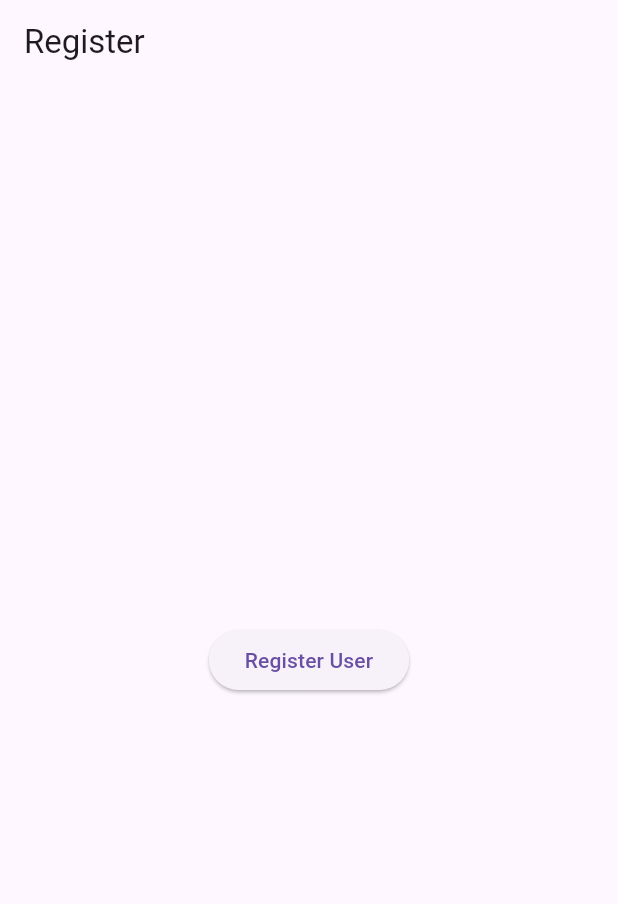
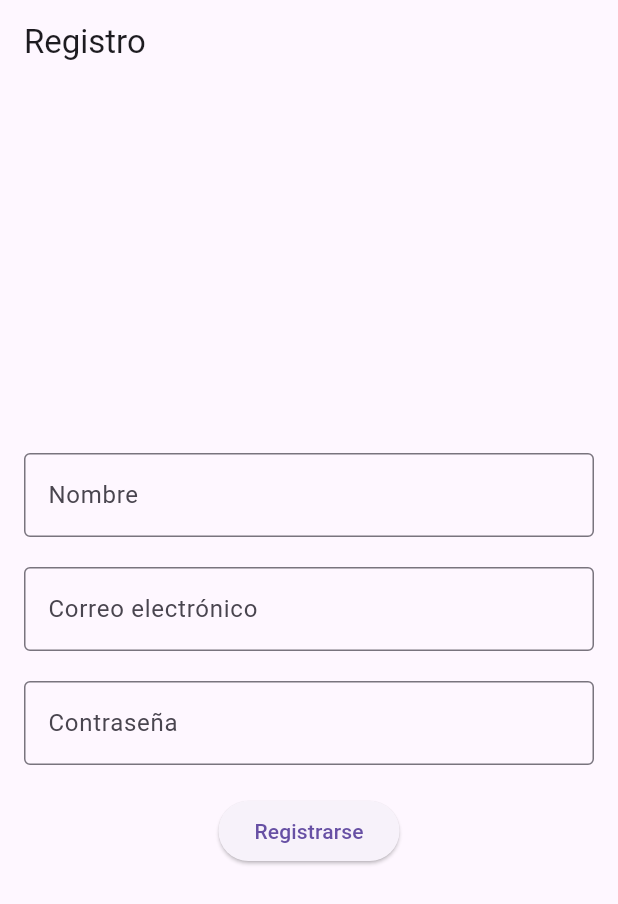
Before and after one commit to Chelo19/mc_dismov_6, a Flutter app: the screen it shows after launch, on a phone screen of 412 x 824 dp. Shown: the top 904 px of the screen. Run offline on Flutter 3.47's test engine with Material 3 defaults, Android fonts, the phone set to English and light mode, and no system bars; our stand-ins replace flutter_svg, supabase; accounts and stored records are empty.

Commit message:
Agregado register

```diff
--- a/lib/register.dart
+++ b/lib/register.dart
@@ -1,24 +1,51 @@
 import 'package:flutter/material.dart';
 import 'package:supabase/supabase.dart';
 
-class RegisterScreen extends StatelessWidget {
+class RegisterScreen extends StatefulWidget {
   final SupabaseClient supabase;
-
   RegisterScreen({required this.supabase});
 
-  // Future<void> registerUser(String email, String password) async {
-  //   // final response = await supabase.auth.signUp(email, password);
-  //   // if (response.error == null) {
-  //   //   // Registration successful
-  //   //   print('User registered successfully: ${response.data}');
-  //   // } else {
-  //   //   // Registration failed
-  //   //   print('Error registering user: ${response.error!.message}');
-  //   // }
+  @override
+  _RegisterScreenState createState() => _RegisterScreenState();
+}
+
+class _RegisterScreenState extends State<RegisterScreen> {
+  late String email = ''; // Inicializa con una cadena vacía
+  late String name = ''; // Inicializa con una cadena vacía
+  late String password = ''; // Inicializa con una cadena vacía
+
+  Future<void> registerUser() async {
+    print(email);
+    print(password);
+
+    final AuthResponse res = await widget.supabase.auth.signUp(
+      email: email,
+      password: password,
+    );
+
+    // final Session? session = res.session;
+    // final User? user = res.user;
+    // print(res);
+
+    // print(user!.id);
+
+    // await widget.supabase
+    // .from('users')
+    // .insert({'email': email, 'name': name, 'guid': user!.id});
+
+    // // Llama a la función de registro con los valores ingresados por el usuario
+    // final response = await widget.supabase.auth.signUp(email, password);
+    // if (response.error == null) {
+    //   // Registro exitoso
+    //   print('User registered successfully: ${response.data}');
+    // } else {
+    //   // Registro fallido
+    //   print('Error registering user: ${response.error!.message}');
     // }
+  }
 
   Future<void> fetchUserData() async {
-  final response = await supabase.from('users').select('*').execute();
+    final response = await widget.supabase.from('users').select('*').execute();
 
     if (response.status == 200) {
       // Operación exitosa
@@ -29,21 +56,64 @@ Future<void> fetchUserData() async {
     }
   }
 
-
   @override
   Widget build(BuildContext context) {
     return Scaffold(
       appBar: AppBar(
-        title: Text('Register'),
+        title: Text('Registro'),
       ),
-      body: Center(
-        child: ElevatedButton(
+      body: Padding(
+        padding: EdgeInsets.all(16.0),
+        child: Column(
+          mainAxisAlignment: MainAxisAlignment.center,
+          children: <Widget>[
+            TextFormField(
+              decoration: InputDecoration(
+                labelText: 'Nombre',
+                border: OutlineInputBorder(),
+              ),
+              keyboardType: TextInputType.emailAddress,
+              onChanged: (value) {
+                setState(() {
+                  name = value; // Almacena el valor del correo electrónico
+                });
+              },
+            ),
+            SizedBox(height: 20),
+            TextFormField(
+              decoration: InputDecoration(
+                labelText: 'Correo electrónico',
+                border: OutlineInputBorder(),
+              ),
+              keyboardType: TextInputType.emailAddress,
+              onChanged: (value) {
+                setState(() {
+                  email = value; // Almacena el valor del correo electrónico
+                });
+              },
+            ),
+            SizedBox(height: 20),
+            TextFormField(
+              decoration: InputDecoration(
+                labelText: 'Contraseña',
+                border: OutlineInputBorder(),
+              ),
+              obscureText: true,
+              onChanged: (value) {
+                setState(() {
+                  password = value; // Almacena el valor de la contraseña
+                });
+              },
+            ),
+            SizedBox(height: 20),
+            ElevatedButton(
               onPressed: () {
-            // Replace with your user registration logic
-            // registerUser('user@example.com', 'password123');
-            fetchUserData();
+                registerUser(); // Llama a la función de registro con los valores ingresados
+                // fetchUserData(); // Llama a la función para obtener datos de usuario
               },
-          child: Text('Register User'),
+              child: Text('Registrarse'),
+            ),
+          ],
         ),
       ),
     );
```
Lines whose indentation alone changed are shown as unchanged.
